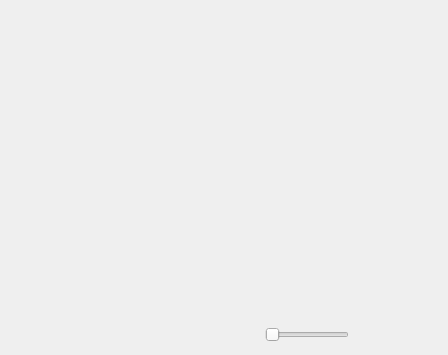
First picture: the form in src/view/poseviewer/poseviewer.ui, repository florianblume/6d-pat, before the edit.
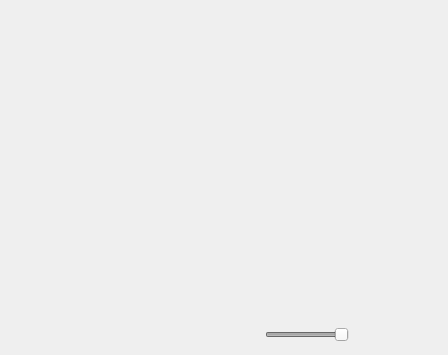
Second picture: the form after the edit.

Patch:
```diff
--- a/src/view/poseviewer/poseviewer.ui
+++ b/src/view/poseviewer/poseviewer.ui
@@ -169,6 +169,9 @@
         <property name="maximum">
          <number>100</number>
         </property>
+        <property name="sliderPosition">
+         <number>100</number>
+        </property>
         <property name="orientation">
          <enum>Qt::Horizontal</enum>
         </property>
```
